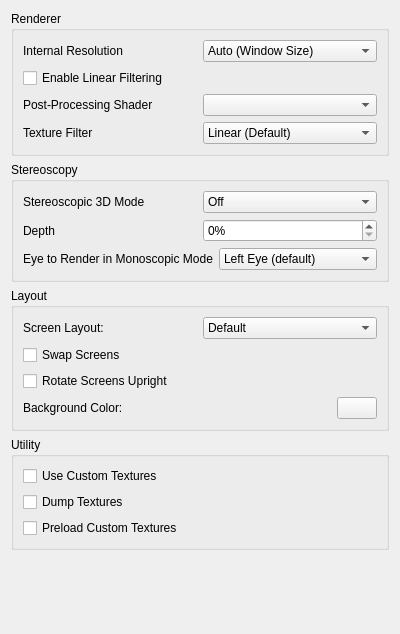
Before: the Qt Designer form src/citra_qt/configuration/configure_enhancements.ui in skblt/citra, drawn with Qt 5.
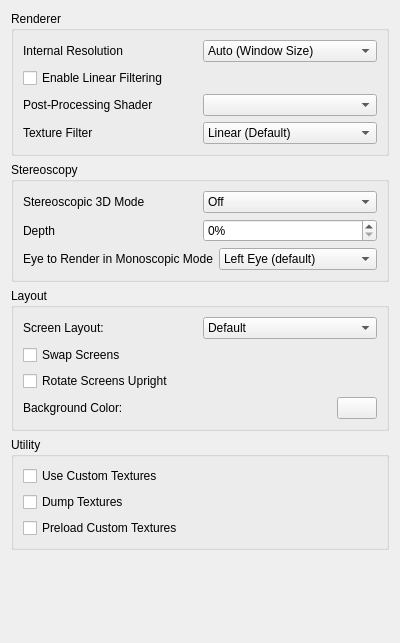
After: the same form once the commit is applied.

Commit message: citra_qt: Add per-game layout option

```diff
--- a/src/citra_qt/configuration/configure_enhancements.ui
+++ b/src/citra_qt/configuration/configure_enhancements.ui
@@ -7,7 +7,7 @@
     <x>0</x>
     <y>0</y>
     <width>400</width>
-    <height>634</height>
+    <height>643</height>
    </rect>
   </property>
   <property name="minimumSize">
```
Left out of the diff: 46 changed lines with no effect on the pictures. Lines whose indentation alone changed are shown as unchanged. The commit also changes 2 other files.
